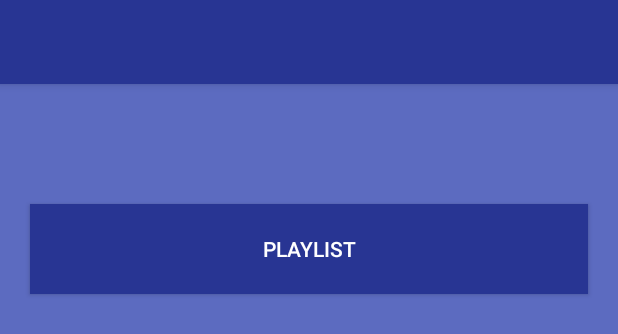
After one commit to imaginary-unit/AudioQuiz, an Android app: the layout fragment_start.xml on its own in the app's theme, with its tools: preview values and no code run, on a phone screen of 412 x 824 dp. The commit adds this screen. Shown: the top 334 px of the screen. Run offline under Robolectric (Android 15) with nearby library versions, the phone set to English and light mode, and no system bars.

Commit message:
Refactoring activities with fragments (in progress)

```diff
--- /dev/null
+++ b/app/src/main/res/layout/fragment_start.xml
@@ -0,0 +1,27 @@
+<LinearLayout
+    xmlns:android="http://schemas.android.com/apk/res/android"
+    xmlns:tools="http://schemas.android.com/tools"
+    android:layout_width="match_parent"
+    android:layout_height="match_parent"
+    android:background="@color/colorBack1"
+    android:clipToPadding="false"
+    android:orientation="vertical"
+    tools:context="ru.imunit.maquiz.fragments.StartFragment">
+
+    <!-- Toolbar -->
+    <include android:id="@+id/toolbar"
+        layout="@layout/toolbar_base" />
+
+    <android.widget.Space
+        android:layout_width="match_parent"
+        android:layout_height="60dp" />
+
+    <Button
+        android:layout_width="match_parent"
+        android:layout_height="60dp"
+        android:text="Playlist"
+        android:id="@+id/playlists"
+        android:background="@color/colorPrimary"
+        android:layout_margin="20dp"/>
+
+</LinearLayout>
--- a/app/src/main/res/values/strings.xml
+++ b/app/src/main/res/values/strings.xml
@@ -12,4 +12,7 @@
     <string name="title_activity_start">StartActivity</string>
     <string name="title_activity_sync">SyncActivity</string>
 
+    <!-- TODO: Remove or change this placeholder text -->
+    <string name="hello_blank_fragment">Hello blank fragment</string>
+
 </resources>
```
Also changed, not shown: app/build.gradle (+4 -3 lines), app/src/main/java/ru/imunit/maquiz/fragments/StartFragment.java (added, +78 -0 lines).
